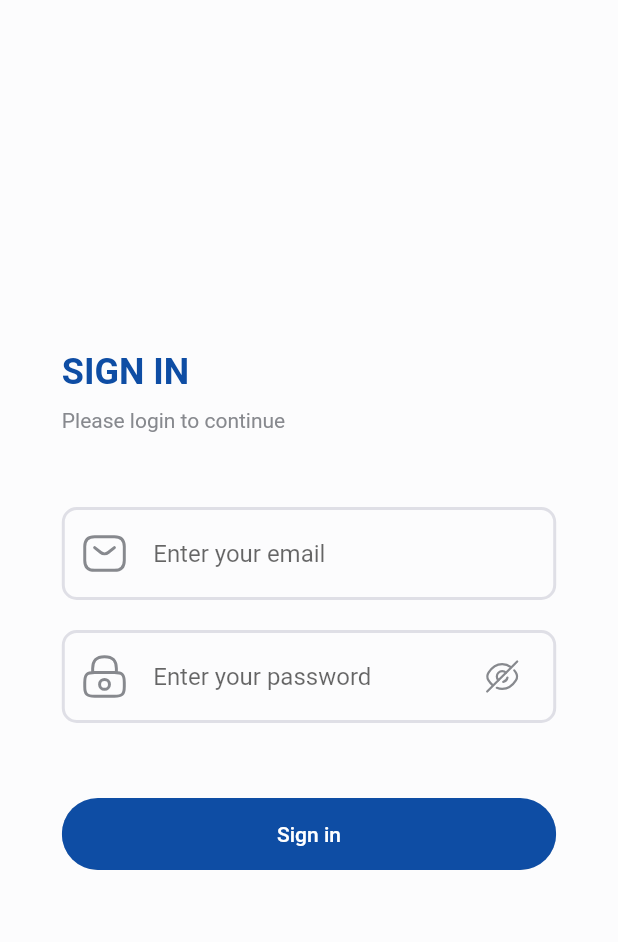
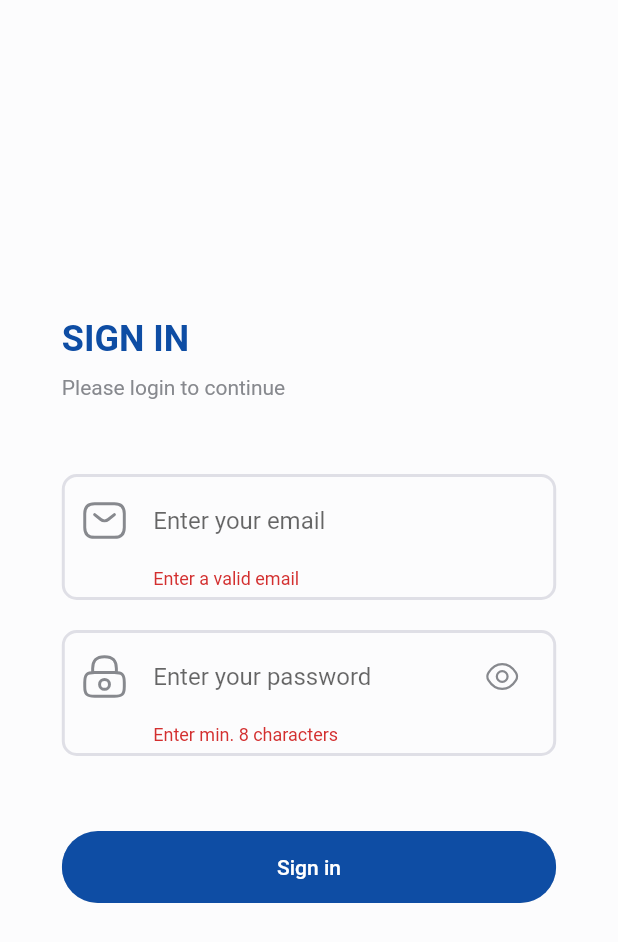
Before and after one commit to by-bai/mini-map-project, a Flutter app: the screen it shows after launch, after a tap on "Sign in", on a phone screen of 412 x 824 dp. Shown: the top 942 px of the screen. Run offline on Flutter 3.47's test engine with Material 2 defaults, Android fonts, the phone set to English and light mode, and no system bars; our stand-ins replace email_validator, firebase_auth, firebase_core, flutter_svg, google_maps_flutter; accounts and stored records are empty.

Commit message:
Added validation for email and password fields

```diff
--- a/lib/screens/Login/components/login_body.dart
+++ b/lib/screens/Login/components/login_body.dart
@@ -1,26 +1,41 @@
 import 'package:flutter/material.dart';
 import 'package:flutter_svg/svg.dart';
 import 'package:jtc_mini_project/constants.dart';
-import 'package:jtc_mini_project/widgets/input_field.dart';
-import 'package:jtc_mini_project/widgets/rounded_button.dart';
+import 'package:jtc_mini_project/widgets/widgets.dart';
 import 'package:provider/provider.dart';
 import '/services/auth_service.dart';
 
-class LoginBody extends StatelessWidget {
+class LoginBody extends StatefulWidget {
   const LoginBody({
     Key? key,
   }) : super(key: key);
 
   @override
+  _LoginBodyState createState() => _LoginBodyState();
+}
+
+class _LoginBodyState extends State<LoginBody> {
+  final TextEditingController emailController = TextEditingController();
+  final TextEditingController passwordController = TextEditingController();
+  final formKey = GlobalKey<FormState>();
+
+  @override
+  void dispose() {
+    emailController.dispose();
+    passwordController.dispose();
+
+    super.dispose();
+  }
+  @override
   Widget build(BuildContext context) {
     Size screenSize = MediaQuery.of(context).size;
-    final TextEditingController emailController = TextEditingController();
-    final TextEditingController passwordController = TextEditingController();
     final authService = Provider.of<AuthService>(context);
 
     return SizedBox(
       width: double.infinity,
       height: double.infinity,
+      child: Form(
+        key: formKey,
         child: Column(
           mainAxisAlignment: MainAxisAlignment.center,
           crossAxisAlignment: CrossAxisAlignment.center,
@@ -42,33 +57,40 @@ class LoginBody extends StatelessWidget {
                       )
                   ),
                   const SizedBox(height: 40),
-              InputField(
+                  EmailField(
                     hintText: "Enter your email",
                     icon: SvgPicture.asset(
                         "assets/icons/email.svg",
                         height: screenSize.height * 0.04),
-                  type: 'normal',
                     controller: emailController,
                   ),
-              InputField(
+                  PasswordField(
                       hintText: "Enter your password",
                       icon: SvgPicture.asset(
                           "assets/icons/password.svg",
                           height: screenSize.height * 0.04),
-                  type: 'password',
                       controller: passwordController
                   ),
                   const SizedBox(height: 30),
-              RoundedButton(text: 'Sign in', press: () => {
-                authService.signInWithEmailAndPassword(
-                  emailController.text,
-                  passwordController.text
-                )
-              }),
+                  RoundedButton(text: 'Sign in', press: () => login(authService)),
                 ]
             )
           ],
         )
+      )
     );
   }
+
+  void login(authService) {
+    final form = formKey.currentState!;
+
+    if (form.validate()) {
+      authService.signInWithEmailAndPassword(
+          emailController.text,
+          passwordController.text
+      );
+
+      //TODO: handle error messages from firebase auth and show to user.
     }
+  }
+}
--- a/lib/widgets/input_field.dart
+++ b/lib/widgets/email_field.dart
@@ -1,40 +1,38 @@
+import 'package:email_validator/email_validator.dart';
 import 'package:flutter/material.dart';
 import 'package:flutter_svg/svg.dart';
 import 'package:jtc_mini_project/constants.dart';
 import 'package:jtc_mini_project/widgets/text_field_container.dart';
 
-class InputField extends StatelessWidget {
+class EmailField extends StatelessWidget {
   final String hintText;
   final SvgPicture icon;
   final TextEditingController controller;
-  final String type;
-  const InputField({
+  const EmailField({
     Key? key,
     required this.hintText,
     required this.icon,
-    required this.type,
     required this.controller,
   }) : super(key: key);
 
   @override
   Widget build(BuildContext context) {
-    Size screenSize = MediaQuery.of(context).size;
     return TextFieldContainer(
-      child: TextField(
-        textAlignVertical: type == 'password' ? TextAlignVertical.center : null,
+      child: TextFormField(
         style: const TextStyle(color: kGreyColor),
         controller: controller,
         cursorColor: kPrimaryColor,
+        obscureText: true,
         decoration: InputDecoration(
           icon: icon,
           hintText: hintText,
           border: InputBorder.none,
-          suffixIcon: type == 'password'
-              ? SvgPicture.asset(
-              "assets/icons/visibility_off.svg",
-              fit: BoxFit.scaleDown) : null
         ),
+        validator: (email) => email != null && !EmailValidator.validate(email)
+            ? 'Enter a valid email'
+            : null,
       ),
     );
   }
+
 }
--- /dev/null
+++ b/lib/widgets/password_field.dart
@@ -0,0 +1,61 @@
+import 'package:flutter/material.dart';
+import 'package:flutter_svg/svg.dart';
+import 'package:jtc_mini_project/widgets/text_field_container.dart';
+
+import '../constants.dart';
+
+class PasswordField extends StatefulWidget {
+  final String hintText;
+  final SvgPicture icon;
+  final TextEditingController controller;
+
+  const PasswordField({
+    Key? key,
+    required this.hintText,
+    required this.icon,
+    required this.controller,
+  }) : super(key: key);
+
+  @override
+  _PasswordFieldState createState() => _PasswordFieldState();
+}
+
+class _PasswordFieldState extends State<PasswordField> {
+  bool isHidden = false;
+
+  @override
+  Widget build(BuildContext context) {
+    return TextFieldContainer(
+      child: TextFormField(
+        textAlignVertical: TextAlignVertical.center,
+        style: const TextStyle(color: kGreyColor),
+        controller: widget.controller,
+        cursorColor: kPrimaryColor,
+        obscureText: isHidden,
+        decoration: InputDecoration(
+            icon: widget.icon,
+            hintText: widget.hintText,
+            border: InputBorder.none,
+            suffixIcon: GestureDetector(
+                onTap: () { togglePasswordVisibility(); },
+                child: isHidden
+                    ? SvgPicture.asset(
+                  "assets/icons/visibility_off.svg",
+                  fit: BoxFit.scaleDown,
+                )
+                    : SvgPicture.asset(
+                    "assets/icons/visibility.svg",
+                    fit: BoxFit.scaleDown
+                )
+            )
+
+        ),
+        validator: (password) => password != null && password.length < 8
+            ? 'Enter min. 8 characters'
+            : null
+      ),
+    );
+  }
+
+  void togglePasswordVisibility() => setState(() => isHidden = !isHidden);
+}
--- a/lib/widgets/widgets.dart
+++ b/lib/widgets/widgets.dart
@@ -1,3 +1,7 @@
 export 'first_map.dart';
 export 'second_map.dart';
 export 'navigation_drawer.dart';
+export 'email_field.dart';
+export 'password_field.dart';
+export 'rounded_button.dart';
+export 'text_field_container.dart';
--- a/pubspec.yaml
+++ b/pubspec.yaml
@@ -39,6 +39,7 @@ dependencies:
   firebase_auth: ^3.3.5
   google_maps_flutter: ^2.1.1
   flutter_svg: ^1.0.1
+  email_validator: ^2.0.1
 
 dev_dependencies:
   flutter_test:
```
Also changed, not shown: pubspec.lock. Lines whose indentation alone changed are shown as unchanged.
